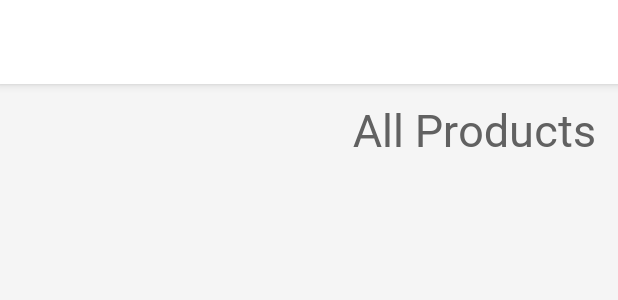
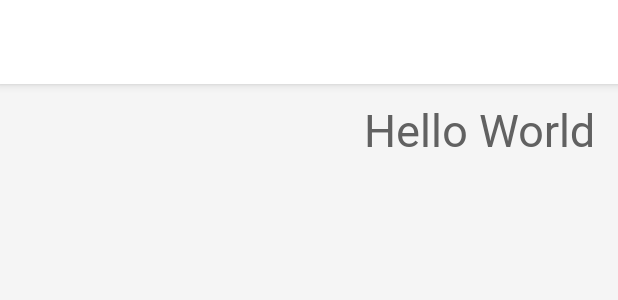
Before and after one commit to jeyymsantos/mineditse-android, an Android app: the layout activity_customer_homepage.xml on its own in the app's theme, with its tools: preview values and no code run, on a phone screen of 412 x 824 dp. Shown: the top 300 px of the screen. Run offline under Robolectric (Android 15) with nearby library versions, the phone set to English and light mode, and no system bars; network calls fail.

Commit message:
Updated "All Products" to "Hello World"

```diff
--- a/app/src/main/res/layout/activity_customer_homepage.xml
+++ b/app/src/main/res/layout/activity_customer_homepage.xml
@@ -42,7 +42,7 @@
                 android:textSize="30dp"
                 android:textAlignment="textEnd"
                 android:textColor="@color/dark_gray"
-                android:text="All Products"/>
+                android:text="Hello World"/>
 
             <androidx.recyclerview.widget.RecyclerView
                 android:id="@+id/home_recyclerView"
```
